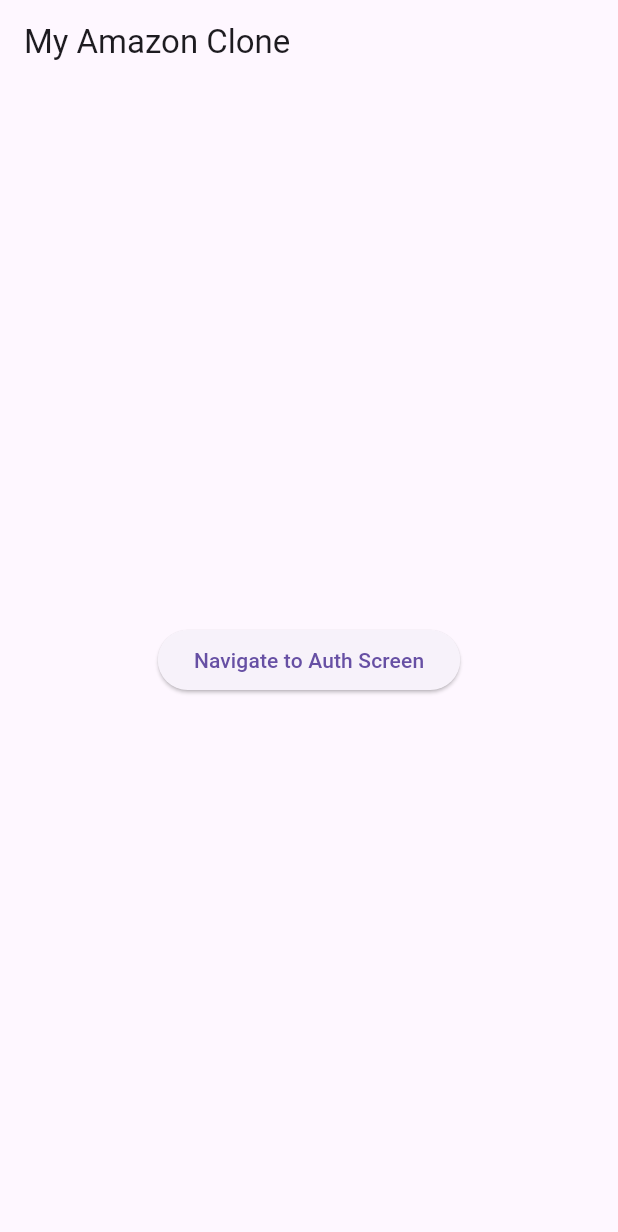
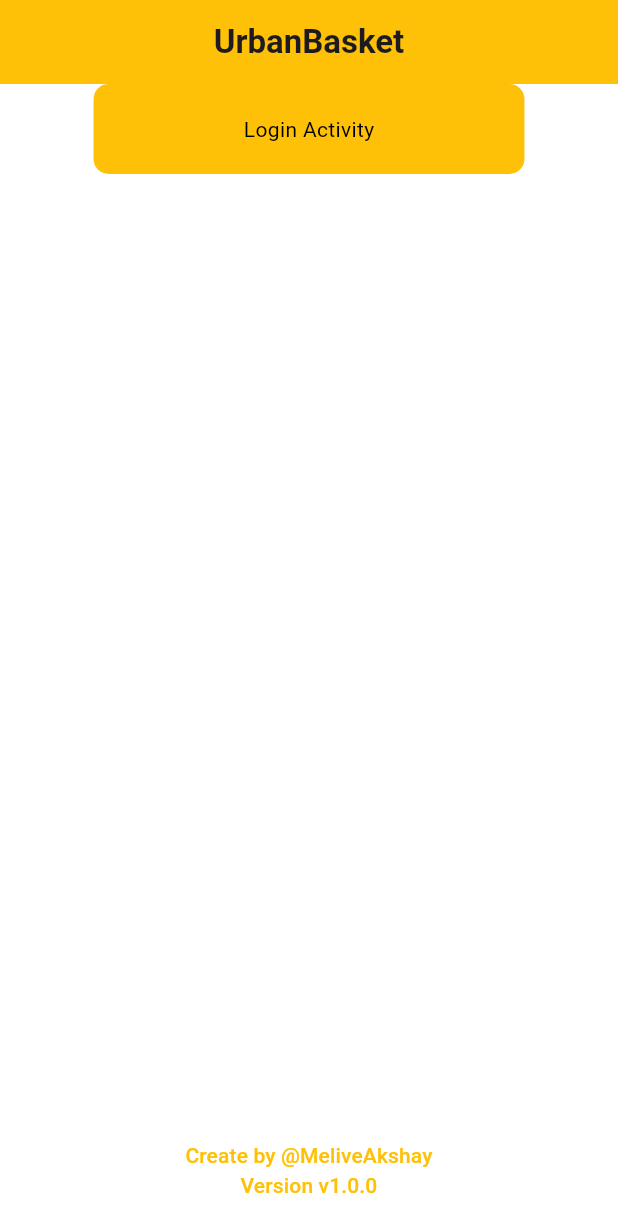
Before and after one commit to AkshayMobileApplicationEngineer/ShopingFlutterApp, a Flutter app: the screen it shows after launch, on a phone screen of 412 x 824 dp. Shown: the top 1232 px of the screen. Run offline on Flutter 3.47's test engine with Material 3 defaults, Android fonts, the phone set to English and light mode, and no system bars.

```diff
--- a/lib/main.dart
+++ b/lib/main.dart
@@ -1,8 +1,7 @@
-import 'package:flutter/cupertino.dart';
+import 'package:UrbanBasket/utils/appTheme.dart';
+import 'package:UrbanBasket/view/homeScreen.dart';
 import 'package:flutter/material.dart';
-import 'package:new_store/view/authScreen.dart';
-
-import 'Router/route.dart';
+import 'Router/route.dart'; // Ensure this import is correct
 
 void main() {
   runApp(const MyAmazonCloneApp());
@@ -14,27 +13,10 @@ class MyAmazonCloneApp extends StatelessWidget {
   @override
   Widget build(BuildContext context) {
     return MaterialApp(
+      debugShowCheckedModeBanner: false, // Set to false for production
       onGenerateRoute: (settings) => generateRoute(settings),
       home: HomeScreen(),
+      theme: AppTheme.lightTheme, // Use the custom theme
     );
   }
 }
-
-class HomeScreen extends StatelessWidget {
-  @override
-  Widget build(BuildContext context) {
-    return Scaffold(
-      appBar: AppBar(
-        title: const Text("My Amazon Clone"),
-      ),
-      body: Center(
-        child: ElevatedButton(
-          onPressed: () {
-            Navigator.pushNamed(context, Authscreen.routeName);
-          },
-          child: const Text("Navigate to Auth Screen"),
-        ),
-      ),
-    );
-  }
-}
--- /dev/null
+++ b/lib/utils/appTheme.dart
@@ -0,0 +1,47 @@
+import 'package:flutter/material.dart';
+
+class AppTheme {
+  static ThemeData get lightTheme {
+    return ThemeData(
+      primaryColor: Colors.amber,
+      scaffoldBackgroundColor: Colors.white,
+      appBarTheme: const AppBarTheme(
+        backgroundColor: Colors.amber,
+        elevation: 0.0,
+        centerTitle: true,
+      ),
+      elevatedButtonTheme: ElevatedButtonThemeData(
+        style: ElevatedButton.styleFrom(
+          foregroundColor: Colors.white, // text color
+          backgroundColor: Colors.amber, // background color
+        ),
+      ),
+      textButtonTheme: TextButtonThemeData(
+        style: TextButton.styleFrom(
+          foregroundColor: Colors.amber,
+        ),
+      ),
+      textTheme: const TextTheme(
+        bodyLarge: TextStyle(
+          color: Colors.black,
+        ),
+        bodyMedium: TextStyle(
+          color: Colors.black,
+        ),
+        titleLarge: TextStyle(
+          color: Colors.black,
+          fontWeight: FontWeight.bold,
+        ),
+      ),
+      inputDecorationTheme: const InputDecorationTheme(
+        filled: true,
+        fillColor: Colors.white,
+        border: OutlineInputBorder(
+          borderRadius: BorderRadius.all(Radius.circular(8.0)),
+          borderSide: BorderSide.none,
+        ),
+        contentPadding: EdgeInsets.symmetric(vertical: 15, horizontal: 10),
+      ),
+    );
+  }
+}
--- /dev/null
+++ b/lib/view/homeScreen.dart
@@ -0,0 +1,52 @@
+import 'package:flutter/material.dart';
+import 'authScreen.dart'; // Ensure this import is correct
+
+class HomeScreen extends StatelessWidget {
+  @override
+  Widget build(BuildContext context) {
+    return Scaffold(
+      appBar: AppBar(
+        title: const Text("UrbanBasket"),
+      ),
+      body: Center(
+        child: Column(
+          mainAxisAlignment: MainAxisAlignment.center, // Center the column vertically
+          children: [
+            Center(
+              child: GestureDetector(
+                onTap: () {
+                  Navigator.pushNamed(context, AuthScreen.routeName);
+                },
+                child: Container(
+                  decoration: BoxDecoration(
+                    color: Colors.amber,
+                    borderRadius: BorderRadius.all(Radius.circular(10)),
+                  ),
+                  padding: const EdgeInsets.symmetric(vertical: 20, horizontal: 100),
+                  child: const Text("Login Activity"),
+                ),
+              ),
+            ),
+            const SizedBox(height: 20), // Add some space below the button
+            Expanded(child: Container()), // Take remaining space above the footer
+            Container(
+              padding: const EdgeInsets.all(16), // Light background for footer
+              child: Center( // Center the text in the footer
+                child: TextButton(
+                  onPressed: () {
+                    // Example: Navigate to an About screen or perform an action
+                    print("TextButton pressed");
+                  },
+                  child: const Text(
+                    "Create by @MeliveAkshay\nVersion v1.0.0",
+                    textAlign: TextAlign.center,
+                  ),
+                ),
+              ),
+            ),
+          ],
+        ),
+      ),
+    );
+  }
+}
--- a/pubspec.yaml
+++ b/pubspec.yaml
@@ -1,4 +1,4 @@
-name: new_store
+name: UrbanBasket
 description: "A new Flutter project."
 publish_to: 'none' # Remove this line if you wish to publish to pub.dev
 
```
Also changed, not shown: lib/Router/route.dart (+7 -3 lines), lib/view/authScreen.dart (+118 -16 lines), 2 other files.
